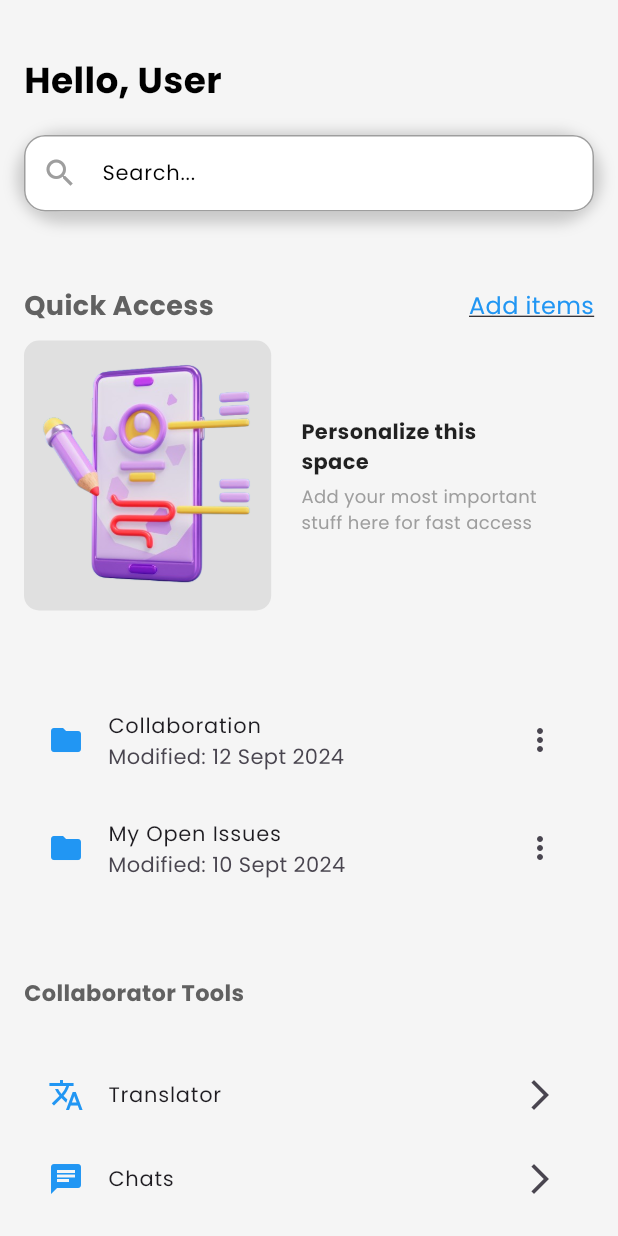
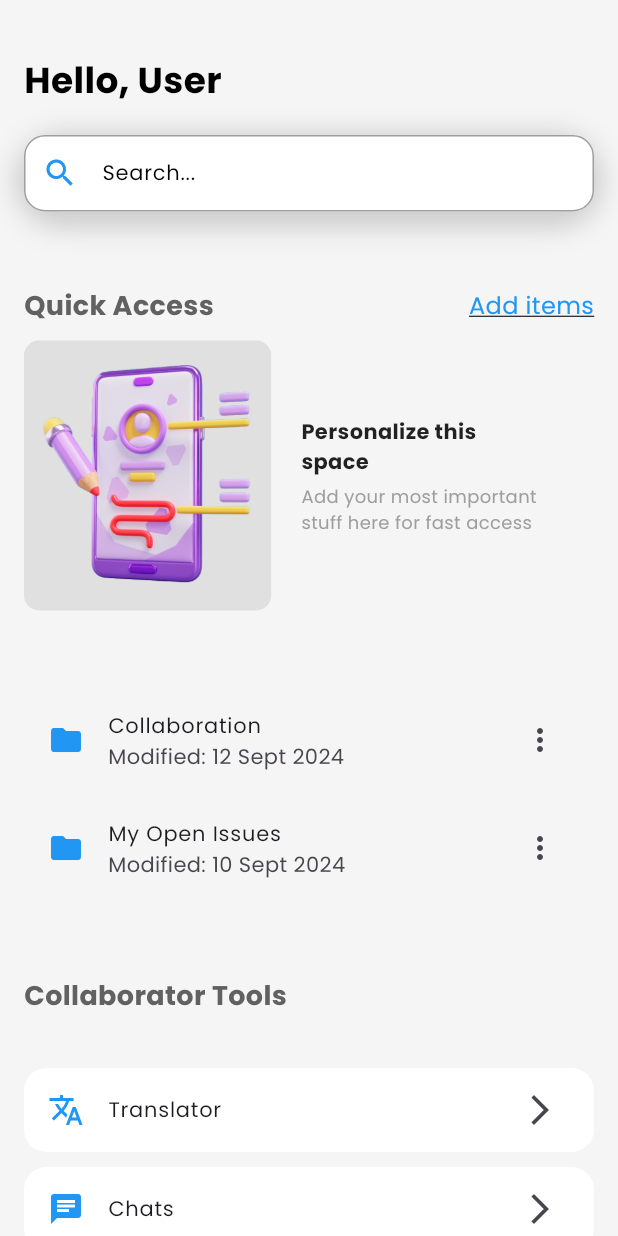
Before and after one commit to unawarexi/flutter_realtime_workspace, a Flutter app: the Home screen opened directly, on a phone screen of 412 x 824 dp. Run offline on Flutter 3.47's test engine with Material 3 defaults, Android fonts, the phone set to English and light mode, and no system bars; our stand-ins replace firebase_auth, firebase_core, flutter_riverpod, geolocator, google_maps_flutter, google_sign_in and 3 more; missing offline and left inert: flutter_facebook_auth, sign_button, status_alert; accounts and stored records are empty.

Commit message:
updated the home ui

```diff
--- a/lib/screens/home.dart
+++ b/lib/screens/home.dart
@@ -11,7 +11,6 @@ class Home extends StatelessWidget {
     return Scaffold(
       backgroundColor: Colors.grey[100],
       body: SingleChildScrollView(
-        // Wrap the entire content inside SingleChildScrollView
         child: Padding(
           padding: const EdgeInsets.all(16.0),
           child: Column(
@@ -21,13 +20,57 @@ class Home extends StatelessWidget {
 
               // Welcome Text
               const Text(
-                'Hello, User', // Adjust to use dynamic data if needed
+                'Hello, User',
                 style: TextStyle(fontSize: 24, fontWeight: FontWeight.bold),
               ),
               const SizedBox(height: 20),
 
-              // Search Bar with fully rounded edges
-              Container(
+              // Search Bar
+              _buildSearchBar(),
+
+              const SizedBox(height: 50),
+
+              // Quick Access Section
+              _buildQuickAccessSection(),
+
+              const SizedBox(height: 10),
+
+              // Personalized Space
+              _buildPersonalizedSpace(screenWidth),
+
+              const SizedBox(height: 50),
+
+              // List Tiles for Sections
+              _buildSectionListTile(
+                  Icons.folder, 'Collaboration', 'Modified: 12 Sept 2024'),
+              _buildSectionListTile(
+                  Icons.folder, 'My Open Issues', 'Modified: 10 Sept 2024'),
+
+              const SizedBox(height: 50),
+
+              // Collaborator Tools Section
+              Text(
+                'Collaborator Tools',
+                style: TextStyle(
+                  fontSize: 18,
+                  fontWeight: FontWeight.bold,
+                  color: Colors.grey[700],
+                ),
+              ),
+              const SizedBox(height: 30),
+
+              // Collaboration Options
+              _buildCollabOptions(context),
+            ],
+          ),
+        ),
+      ),
+    );
+  }
+
+  // Function to build the Search Bar with neomorphism
+  Widget _buildSearchBar() {
+    return Container(
       decoration: BoxDecoration(
         color: Colors.white,
         borderRadius: BorderRadius.circular(30),
@@ -35,15 +78,15 @@ class Home extends StatelessWidget {
           BoxShadow(
             color: Colors.grey.withOpacity(0.5),
             spreadRadius: 5,
-                      blurRadius: 7,
-                      offset: const Offset(0, 3), // Shadow position
+            blurRadius: 15,
+            offset: const Offset(0, 5),
           ),
         ],
       ),
       child: TextField(
         decoration: InputDecoration(
           hintText: 'Search...',
-                    prefixIcon: const Icon(Icons.search),
+          prefixIcon: const Icon(Icons.search, color: Colors.blue),
           border: OutlineInputBorder(
             borderRadius: BorderRadius.circular(30),
             borderSide: BorderSide.none,
@@ -53,12 +96,12 @@ class Home extends StatelessWidget {
           contentPadding: const EdgeInsets.symmetric(vertical: 15),
         ),
       ),
-              ),
+    );
+  }
 
-              const SizedBox(height: 50),
-
-              // Quick Access Section
-              Row(
+  // Function to build Quick Access Section
+  Widget _buildQuickAccessSection() {
+    return Row(
       mainAxisAlignment: MainAxisAlignment.spaceBetween,
       children: [
         Text(
@@ -83,11 +126,12 @@ class Home extends StatelessWidget {
           ),
         ),
       ],
-              ),
-              const SizedBox(height: 10),
+    );
+  }
 
-              // Personalized Space with Image from Assets
-              Row(
+  // Function to build Personalized Space
+  Widget _buildPersonalizedSpace(double screenWidth) {
+    return Row(
       children: [
         // Placeholder Image (From Assets)
         Container(
@@ -96,18 +140,28 @@ class Home extends StatelessWidget {
           decoration: BoxDecoration(
             borderRadius: BorderRadius.circular(10),
             color: Colors.grey[300],
+            // boxShadow: [
+            //   BoxShadow(
+            //     color: Colors.grey.withOpacity(0.5),
+            //     spreadRadius: 5,
+            //     blurRadius: 10,
+            //     offset: const Offset(0, 5),
+            //   ),
+            // ],
           ),
+          child: ClipRRect(
+            borderRadius: BorderRadius.circular(10),
             child: Image.asset(
               'assets/images/personalized.png', // Replace with your asset image path
               fit: BoxFit.cover,
+            ),
           ),
         ),
         const SizedBox(width: 20),
 
         // Personalized Text
         Container(
-                    width:
-                        screenWidth * 0.4, // Adjust the width to fit properly
+          width: screenWidth * 0.4,
           child: const Column(
             crossAxisAlignment: CrossAxisAlignment.start,
             children: [
@@ -131,46 +185,20 @@ class Home extends StatelessWidget {
           ),
         ),
       ],
-              ),
-              const SizedBox(height: 50),
-
-              // List Tiles for Sections
-              const ListTile(
-                leading: Icon(Icons.folder, color: Colors.blue),
-                title: Text('Collaboration'),
-                subtitle: Text('Modified: 12 Sept 2024'),
-                trailing: Icon(Icons.more_vert),
-              ),
-              const ListTile(
-                leading: Icon(Icons.folder, color: Colors.blue),
-                title: Text('My Open Issues'),
-                subtitle: Text('Modified: 10 Sept 2024'),
-                trailing: Icon(Icons.more_vert),
-              ),
-
-              const SizedBox(height: 50),
-
-              // Collaborator Tools Section
-              Text(
-                'Collaborator Tools',
-                style: TextStyle(
-                  fontSize: 15,
-                  fontWeight: FontWeight.bold,
-                  color: Colors.grey[700],
-                ),
-              ),
-              const SizedBox(height: 30),
-
-              // Build Collaboration Options
-              _buildCollabOptions(context),
-            ],
-          ),
-        ),
-      ),
     );
   }
 
-  // Function to build Collab Section with clickable icons
+  // Function to build section list tiles
+  Widget _buildSectionListTile(IconData icon, String title, String subtitle) {
+    return ListTile(
+      leading: Icon(icon, color: Colors.blue),
+      title: Text(title),
+      subtitle: Text(subtitle),
+      trailing: Icon(Icons.more_vert),
+    );
+  }
+
+  // Function to build Collaborator Tools Section
   Widget _buildCollabOptions(BuildContext context) {
     return Column(
       children: [
@@ -193,22 +221,54 @@ class Home extends StatelessWidget {
               MaterialPageRoute(builder: (context) => const GoogleMapScreen()),
             );
           },
-          child: const Text('Chill Spots Nearby'),
+          style: ElevatedButton.styleFrom(
+            shape: RoundedRectangleBorder(
+              borderRadius: BorderRadius.circular(30),
+            ),
+            padding: const EdgeInsets.symmetric(
+                vertical: 15,
+                horizontal: 30), // Increased padding for a neater look
+            backgroundColor: Colors.blue,
+            elevation: 5, // Adds shadow for a modern feel
+          ),
+          child: const Text(
+            'Chill Spots Nearby',
+            style: TextStyle(
+              color: Colors.white,
+              fontSize: 16, // Increased font size for better readability
+              fontWeight: FontWeight.bold, // Bold text for emphasis
+            ),
+          ),
         ),
       ],
     );
   }
 
-  // Function to build individual collab options
+  // Function to build individual collab options with neomorphic effect
   Widget _buildCollabOption(
       BuildContext context, IconData icon, String label, String route) {
-    return ListTile(
+    return Container(
+      margin: const EdgeInsets.symmetric(vertical: 5),
+      decoration: BoxDecoration(
+        color: Colors.white,
+        borderRadius: BorderRadius.circular(15),
+        // boxShadow: [
+        //   BoxShadow(
+        //     color: Colors.grey.withOpacity(0.3),
+        //     spreadRadius: 5,
+        //     blurRadius: 15,
+        //     offset: const Offset(0, 5),
+        //   ),
+        // ],
+      ),
+      child: ListTile(
         leading: Icon(icon, color: Colors.blue),
         title: Text(label),
         trailing: const Icon(Icons.arrow_forward_ios),
         onTap: () {
           Navigator.pushNamed(context, route);
         },
+      ),
     );
   }
 }
```
Also changed, not shown: 1 other file. Lines whose indentation alone changed are shown as unchanged.
